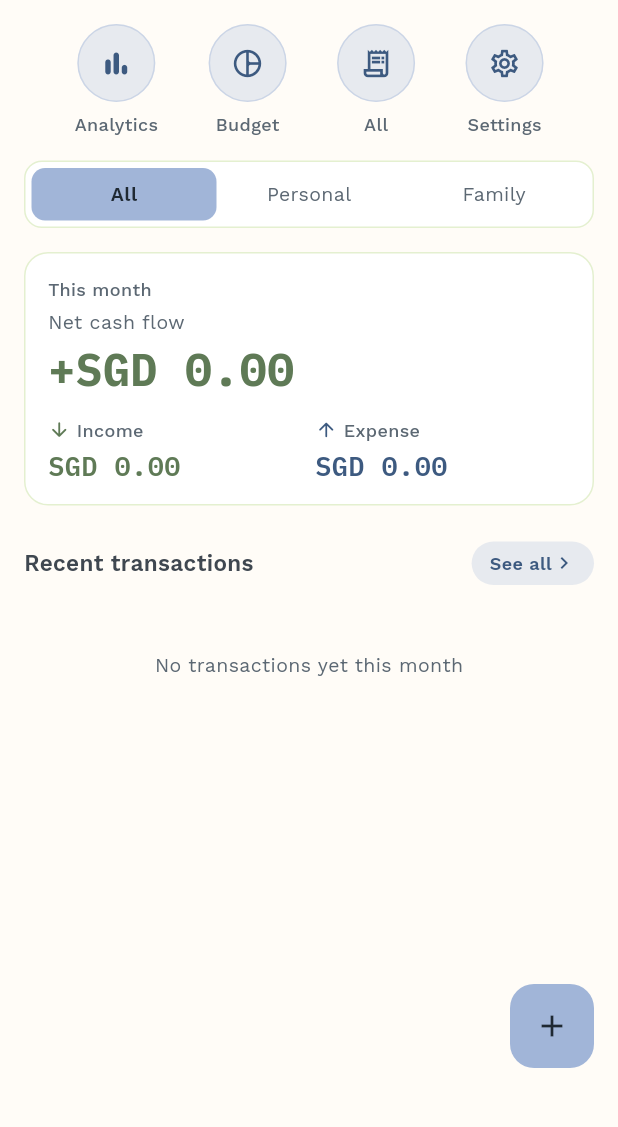
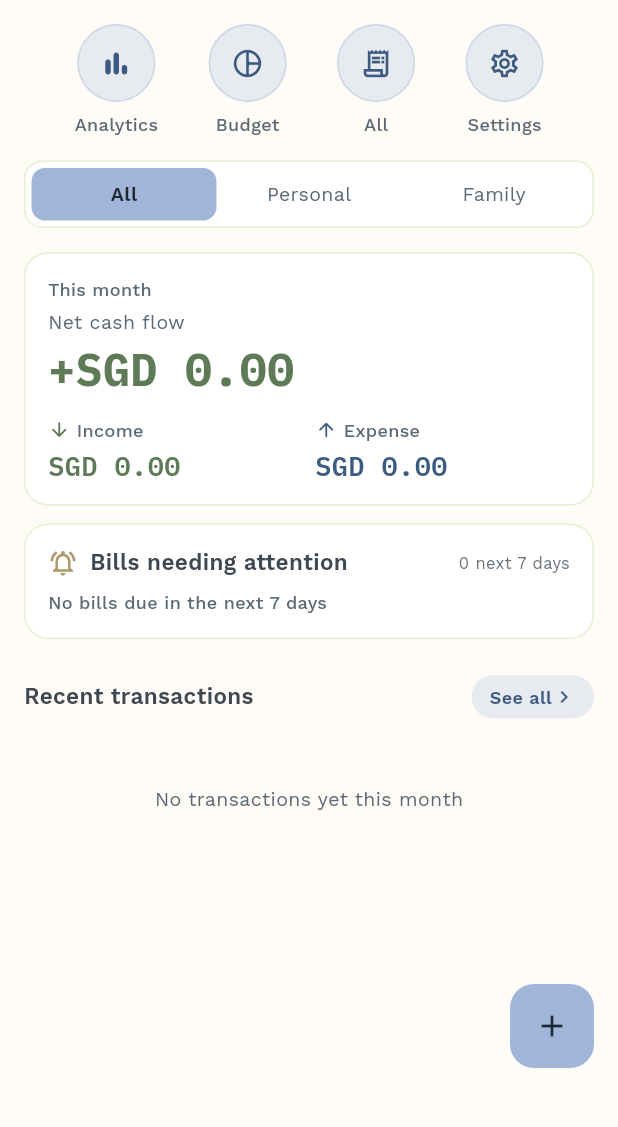
Before and after one commit to wynnteo/byelui, a Flutter app: the screen it shows after launch, on a phone screen of 412 x 824 dp, the part 69-1196 px from its top. Run offline on Flutter 3.47's test engine with Material 3 defaults, Android fonts, the phone set to English and light mode, and no system bars; our stand-ins replace csv, file_picker, fl_chart, flutter_local_notifications, flutter_secure_storage, google_fonts and 9 more; missing offline and left inert: excel; accounts and stored records are empty; network calls fail.

Commit message:
ux: retain read-only upcoming bills preview on Home without navigation links

```diff
--- a/lib/screens/home_screen.dart
+++ b/lib/screens/home_screen.dart
@@ -12,6 +12,8 @@ import 'analytics_screen.dart';
 import 'settings_screen.dart';
 import 'all_transactions_screen.dart';
 import 'budgets_screen.dart';
+import 'upcoming_bills_screen.dart';
+import 'credit_card_bills_screen.dart';
 import '../i18n/s.dart';
 
 class HomeScreen extends StatefulWidget {
@@ -145,6 +147,82 @@ class _HomeScreenState extends State<HomeScreen> {
                   ),
                 ),
                 const SizedBox(height: 12),
+
+                // Compact upcoming bills preview. Manage bill details in Settings.
+                Builder(builder: (context) {
+                  final today = DateTime(now.year, now.month, now.day);
+                  final horizon = today.add(const Duration(days: 7));
+                  final statements = _dataService.getCardStatements()
+                      .where((bill) => !bill.isPaid &&
+                          (_scopeFilter == null || bill.scope == _scopeFilter) &&
+                          bill.dueDate.isBefore(horizon.add(const Duration(days: 1))))
+                      .toList()
+                    ..sort((a, b) => a.dueDate.compareTo(b.dueDate));
+                  final recurring = upcomingRecurringBills(
+                    _dataService.getRecurringTransactions(activeOnly: true),
+                    scope: _scopeFilter,
+                    days: 7,
+                  );
+                  final entries = <({DateTime date, String label, String detail, bool card})>[
+                    ...statements.map((bill) => (
+                      date: bill.dueDate,
+                      label: bill.cardName,
+                      detail: bill.isOverdue ? S.t.overdueCreditCard : S.t.creditCardStatement,
+                      card: true,
+                    )),
+                    ...recurring.map((bill) => (
+                      date: bill.dueDate,
+                      label: bill.rule.description,
+                      detail: S.t.scheduledExpense,
+                      card: false,
+                    )),
+                  ]..sort((a, b) => a.date.compareTo(b.date));
+                  return Padding(
+                    padding: const EdgeInsets.only(bottom: 12),
+                    child: GlassCard(
+                      child: Column(
+                        crossAxisAlignment: CrossAxisAlignment.start,
+                        children: [
+                          Row(children: [
+                            Icon(Icons.notifications_active_outlined,
+                                color: AppTheme.accentAmber, size: 20),
+                            const SizedBox(width: 8),
+                            Expanded(child: Text(S.t.billsNeedingAttention,
+                                style: AppTheme.headingSmall)),
+                            Text(S.t.billsNextSevenDays(entries.length),
+                                style: AppTheme.caption),
+                          ]),
+                          const SizedBox(height: 8),
+                          if (entries.isEmpty)
+                            Text(S.t.noBillsDueSoon,
+                                style: AppTheme.bodySmall),
+                          ...entries.take(2).map((entry) => Padding(
+                              padding: const EdgeInsets.symmetric(vertical: 7),
+                              child: Row(children: [
+                                Expanded(child: Column(
+                                  crossAxisAlignment: CrossAxisAlignment.start,
+                                  children: [
+                                    Text(entry.label, style: AppTheme.bodyMedium,
+                                        maxLines: 1, overflow: TextOverflow.ellipsis),
+                                    Text(entry.detail, style: AppTheme.caption),
+                                  ],
+                                )),
+                                const SizedBox(width: 6),
+                                Text(S.billingDate(entry.date),
+                                    style: AppTheme.bodySmall),
+                                Icon(Icons.chevron_right,
+                                    color: AppTheme.textTertiary, size: 18),
+                              ]),
+                            ),
+                          ),
+                          if (entries.length > 2)
+                            Text(S.t.moreBillsDueSoon(entries.length - 2),
+                                style: AppTheme.caption),
+                        ],
+                      ),
+                    ),
+                  );
+                }),
 
                 // Budget alerts are retained below, but the full budget card
                 // and analytics insights belong to their respective screens.
```
